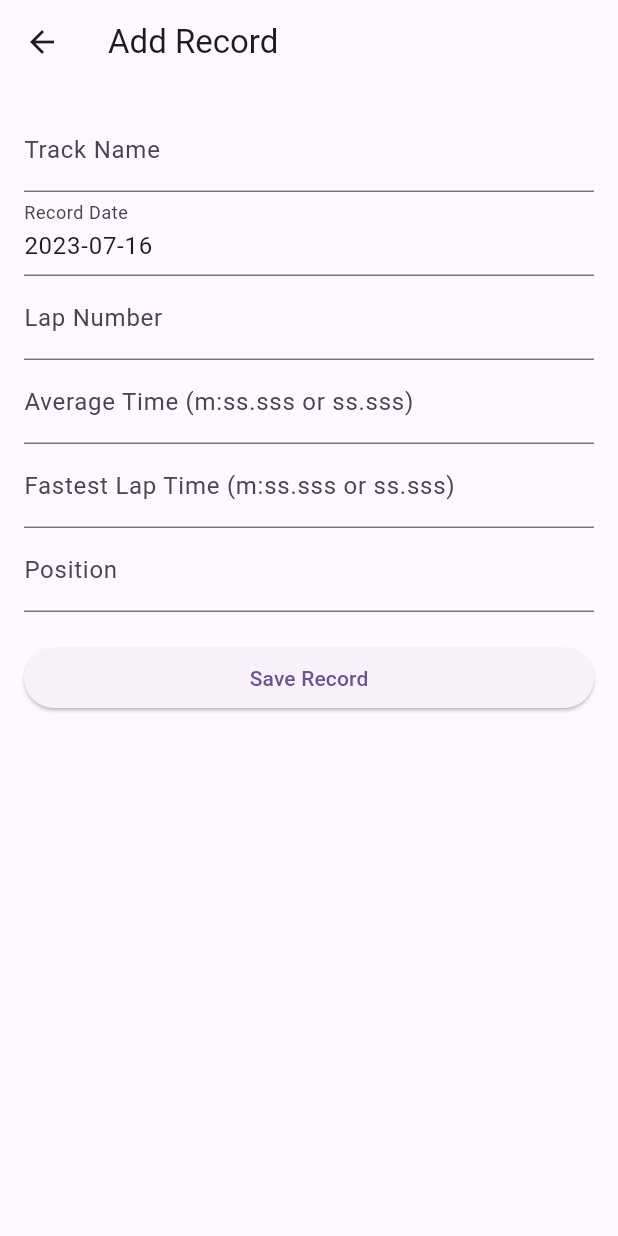
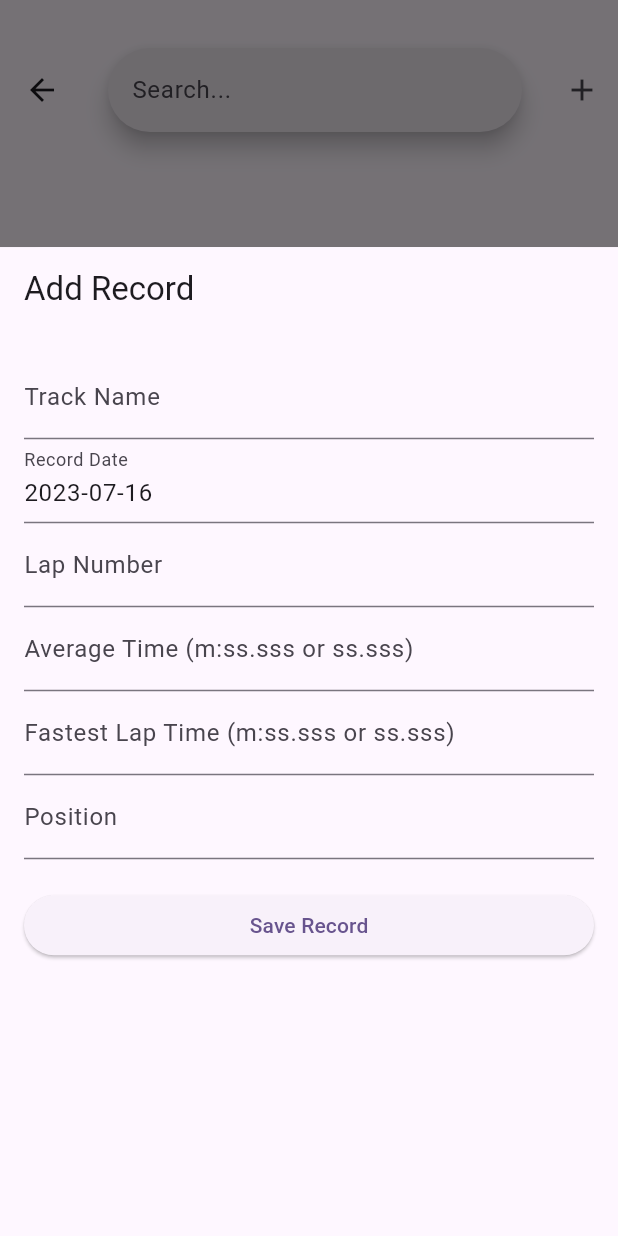
Before and after one commit to williamdoto/karting_application, a Flutter app: the RecordPage screen opened directly, after a tap on the "add" icon, on a phone screen of 412 x 824 dp. Run offline on Flutter 3.47's test engine with Material 2 defaults, Android fonts, the light colour scheme and no system bars; our stand-ins replace carousel_slider, cloud_firestore, firebase_auth, firebase_core, geolocator, permission_handler; missing offline and left inert: flutter_google_maps_webservices, maps_launcher; accounts and stored records are empty.

Commit message:
Change the format of the createRecord page navigation

```diff
--- a/lib/CreateRecordPage.dart
+++ b/lib/CreateRecordPage.dart
@@ -43,7 +43,10 @@
           return Center(child: CircularProgressIndicator());
         } else {
           return Scaffold(
-            appBar: AppBar(title: Text('Add Record')),
+            appBar: AppBar(
+              automaticallyImplyLeading: false,
+              title: Text('Add Record')
+            ),
             body: Form(
               key: _formKey,
               child: ListView(
--- a/lib/RecordPage.dart
+++ b/lib/RecordPage.dart
@@ -56,10 +56,15 @@
                 IconButton(
                   icon: Icon(Icons.add),
                   onPressed: () {
-                    Navigator.push(
-                      context,
-                      MaterialPageRoute(
-                          builder: (context) => CreateRecordPage()),  // Removed userId parameter
+                    showModalBottomSheet(
+                      context: context,
+                      isScrollControlled: true,
+                      builder: (BuildContext context) {
+                        return FractionallySizedBox(
+                          heightFactor: 0.8,
+                          child: CreateRecordPage(),
+                        );
+                       }, // Removed userId parameter
                     );
                   },
                 ),
```
